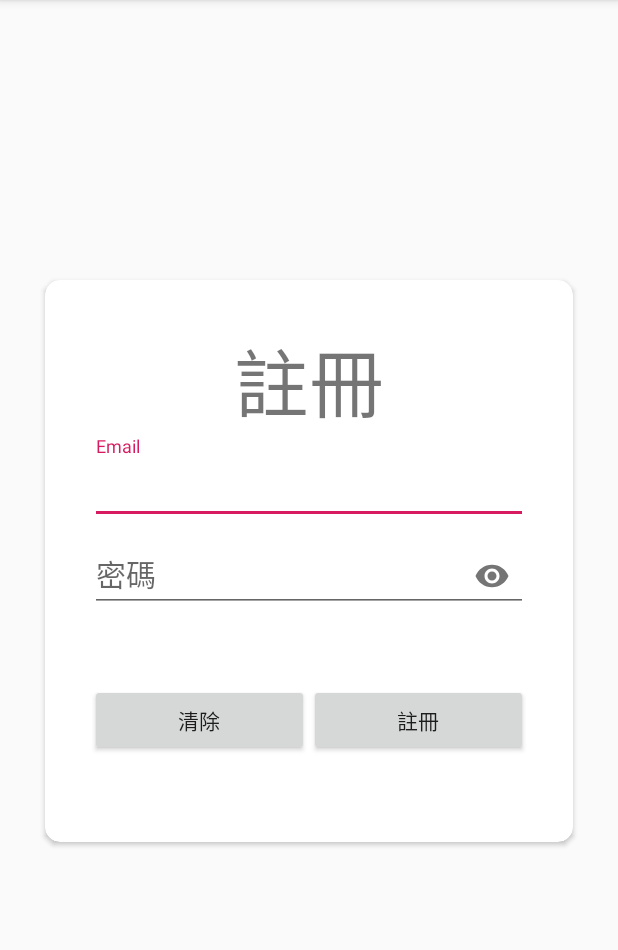
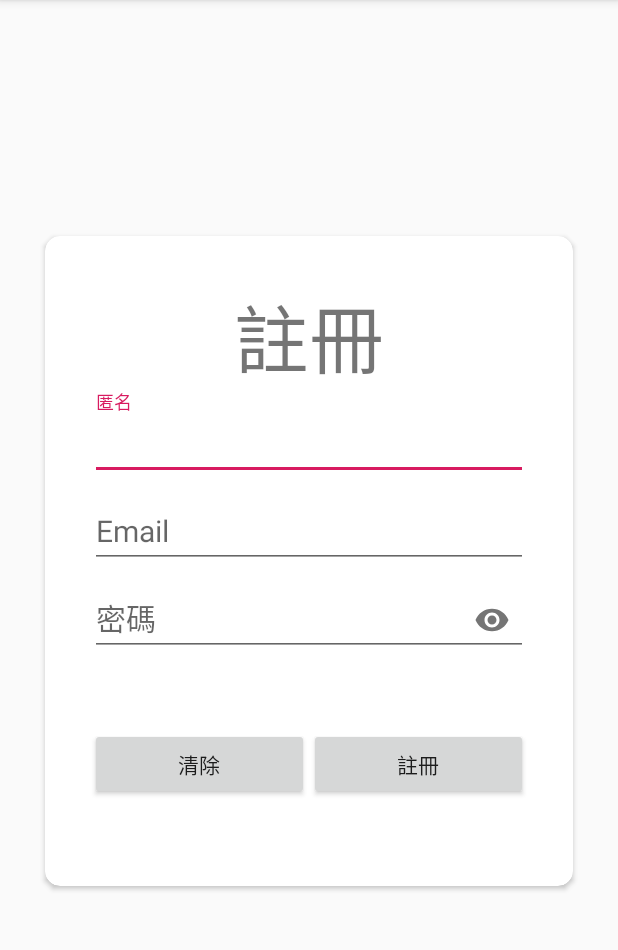
Before and after one commit to eebrian123tw93/FirebaseChatAppTest, an Android app: the RegisterFragment screen opened directly, with no data from a screen before it, after a tap on "註冊", on a phone screen of 412 x 824 dp, the part 84-1034 px from its top. Run offline under Robolectric (Android 15) with nearby library versions, the phone set to English and light mode, and no system bars; our stand-ins replace Firebase (no records; nobody signed in at launch, a user with empty details on screens opened directly), RxJava; libraries missing offline, so code that uses them is left out: com.shashank.sony; 1 statement that could not run was skipped.

Commit message:
新增 匿名欄位

```diff
--- a/app/src/main/java/twb/brianlu/com/firebasetest/core/BasePresenter.java
+++ b/app/src/main/java/twb/brianlu/com/firebasetest/core/BasePresenter.java
@@ -41,7 +41,7 @@ public class BasePresenter {
         }
     }
 
-    public void  setTagsObserver(Observer observer){
+    public void setTagsObserver(Observer observer) {
         tagsObservable.subscribe(observer);
     }
 
@@ -73,6 +73,7 @@ public class BasePresenter {
                         user.setDisplayName(FirebaseAuth.getInstance().getCurrentUser().getDisplayName());
                         user.setUid(FirebaseAuth.getInstance().getCurrentUser().getUid());
                         user.setEmail(FirebaseAuth.getInstance().getCurrentUser().getEmail());
+                        user.setDisplayName(FirebaseAuth.getInstance().getCurrentUser().getDisplayName());
 
                     }
                     user.setRooms(new ArrayList<String>());
--- a/app/src/main/java/twb/brianlu/com/firebasetest/register/RegisterFragment.java
+++ b/app/src/main/java/twb/brianlu/com/firebasetest/register/RegisterFragment.java
@@ -24,6 +24,7 @@ public class RegisterFragment extends Fragment implements RegisterView, View.OnC
     //    private EditText usernameEditText;
     private EditText passwordEditText;
     private EditText emailEditText;
+    private EditText displayNameEditText;
     private ProgressBar progressBar;
 
     private Button registerButton;
@@ -44,6 +45,7 @@ public class RegisterFragment extends Fragment implements RegisterView, View.OnC
 //        usernameEditText = view.findViewById(R.id.username_editText);
         passwordEditText = view.findViewById(R.id.password_editText);
         emailEditText = view.findViewById(R.id.email_editText);
+        displayNameEditText = view.findViewById(R.id.displayName_editText);
         progressBar = view.findViewById(R.id.progressBar);
         registerButton = view.findViewById(R.id.register_button);
         clearButton = view.findViewById(R.id.clear_button);
@@ -66,6 +68,7 @@ public class RegisterFragment extends Fragment implements RegisterView, View.OnC
     @Override
     public void onClearText() {
 //        usernameEditText.setText("");
+        displayNameEditText.setText("");
         passwordEditText.setText("");
         emailEditText.setText("");
         messageTextView.setText("");
@@ -98,7 +101,7 @@ public class RegisterFragment extends Fragment implements RegisterView, View.OnC
                     InputMethodManager imm = (InputMethodManager) getActivity().getSystemService(Context.INPUT_METHOD_SERVICE);
                     imm.hideSoftInputFromWindow(view.getWindowToken(), 0);
                 }
-                presenter.register(emailEditText.getText().toString(), passwordEditText.getText().toString());
+                presenter.register(emailEditText.getText().toString(), passwordEditText.getText().toString(),displayNameEditText.getText().toString());
                 break;
             case R.id.clear_button:
                 presenter.clear();
--- a/app/src/main/java/twb/brianlu/com/firebasetest/register/RegisterPresenter.java
+++ b/app/src/main/java/twb/brianlu/com/firebasetest/register/RegisterPresenter.java
@@ -7,6 +7,8 @@ import com.google.android.gms.tasks.OnSuccessListener;
 import com.google.android.gms.tasks.Task;
 import com.google.firebase.auth.AuthResult;
 import com.google.firebase.auth.FirebaseAuth;
+import com.google.firebase.auth.FirebaseUser;
+import com.google.firebase.auth.UserProfileChangeRequest;
 import com.shashank.sony.fancytoastlib.FancyToast;
 
 import twb.brianlu.com.firebasetest.core.BasePresenter;
@@ -18,7 +20,18 @@ public class RegisterPresenter extends BasePresenter {
         this.view = view;
     }
 
-    public void register(String email, String password) {
+    public void register(String email, String password, final String displayName) {
+        if (displayName.isEmpty()) {
+            view.onSetMessage("匿名 can not be empty", FancyToast.ERROR);
+            view.onRegisterResult(false);
+            return;
+        }
+
+        if (displayName.length() < 5) {
+            view.onSetMessage("匿名 need 5 digits", FancyToast.ERROR);
+            view.onRegisterResult(false);
+            return;
+        }
         if (email.isEmpty()) {
             view.onSetMessage("Email can not be empty", FancyToast.ERROR);
             view.onRegisterResult(false);
@@ -51,10 +64,11 @@ public class RegisterPresenter extends BasePresenter {
 
                 if (task.isSuccessful()) {
 //                    // Sign in success
-//                    FirebaseUser user = FirebaseAuth.getInstance().getCurrentUser();
-//
-//                    UserProfileChangeRequest profileUpdates = new UserProfileChangeRequest.Builder()
-//                            .setDisplayName(displayName).build();
+                    FirebaseUser user = FirebaseAuth.getInstance().getCurrentUser();
+
+                    UserProfileChangeRequest profileUpdates = new UserProfileChangeRequest.Builder()
+                            .setDisplayName(displayName).build();
+                    user.updateProfile(profileUpdates);
 //
 //                    user.updateProfile(profiregisterView.onRegisterResult(true);
 //                        registerView.onSetMessage("Register Success", FancyToast.SUCCESS);leUpdates);
--- a/app/src/main/res/layout/fragment_login.xml
+++ b/app/src/main/res/layout/fragment_login.xml
@@ -49,7 +49,7 @@
                     android:layout_height="match_parent"
                     android:orientation="horizontal">
                     <android.support.design.widget.TextInputLayout
-                        android:id="@+id/email"
+                        android:id="@+id/displayName"
                         android:layout_width="match_parent"
                         android:layout_height="wrap_content">
                         <EditText
--- a/app/src/main/res/layout/fragment_register.xml
+++ b/app/src/main/res/layout/fragment_register.xml
@@ -51,6 +51,30 @@
                     android:layout_width="match_parent"
                     android:layout_height="match_parent"
                     android:orientation="horizontal">
+
+                    <android.support.design.widget.TextInputLayout
+                        android:id="@+id/displayName"
+                        android:layout_width="match_parent"
+                        android:layout_height="wrap_content">
+
+                        <EditText
+                            android:id="@+id/displayName_editText"
+                            android:layout_width="match_parent"
+                            android:layout_height="wrap_content"
+                            android:ems="10"
+                            android:hint="@string/displayName"
+                            android:inputType="textWebEmailAddress"
+                            android:textSize="20sp"
+                            tools:layout_editor_absoluteX="134dp"
+                            tools:layout_editor_absoluteY="157dp" />
+                    </android.support.design.widget.TextInputLayout>
+                </LinearLayout>
+
+                <LinearLayout
+                    android:layout_width="match_parent"
+                    android:layout_height="match_parent"
+                    android:orientation="horizontal">
+
                     <android.support.design.widget.TextInputLayout
                         android:id="@+id/email"
                         android:layout_width="match_parent"
--- a/app/src/main/res/values/strings.xml
+++ b/app/src/main/res/values/strings.xml
@@ -16,4 +16,5 @@
 
     <string name="delete_user">刪除帳號</string>
     <string name="logout">登出</string>
+    <string name="displayName">匿名</string>
 </resources>
```
